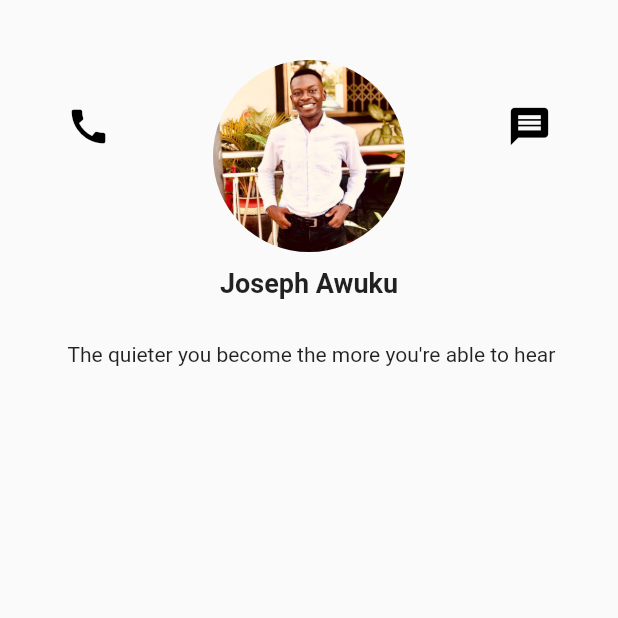
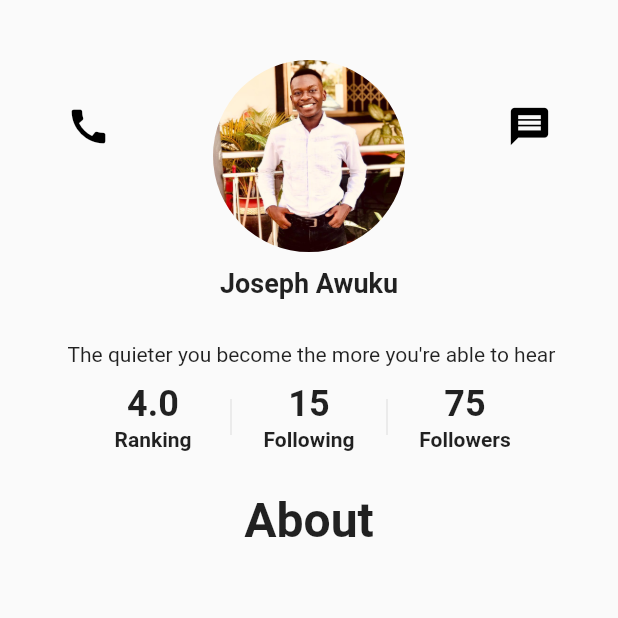
Before and after one commit to JosephAwuku33/Blogly, a Flutter app: the ProfilePage screen opened directly, on a phone screen of 412 x 824 dp, the top half of it. Run offline on Flutter 3.47's test engine with Material 2 defaults, Android fonts, the phone set to English and light mode, and no system bars.

Commit message:
worked on the profile page

```diff
--- a/lib/data/profile_data.dart
+++ b/lib/data/profile_data.dart
@@ -3,5 +3,7 @@ import 'package:blogly/models/user.dart';
 final List<User> userProfile = [
   User(
       name: "Joseph Awuku",
-      about: " The quieter you become the more you're able to hear")
+      about: " The quieter you become the more you're able to hear",
+      bio:
+          "Joseph Awuku is a software developer with a year of experience in Flutter, JavaScript, and Java. He is skilled in developing and deploying web and mobile applications. He is also proficient in using various programming languages and frameworks, including React Native, Angular, and Spring Boot.Joseph is a highly motivated and results-oriented individual with a strong work ethic. He is also a team player and is able to work effectively with others to achieve common goals. He is confident in his ability to learn new technologies and adapt to new challenges."),
 ];
--- a/lib/models/user.dart
+++ b/lib/models/user.dart
@@ -1,6 +1,7 @@
 class User {
   final String name;
   final String about;
+  final String bio;
 
-  User({required this.name, required this.about});
+  User({required this.name, required this.about, required this.bio});
 }
--- a/lib/pages/profile_page.dart
+++ b/lib/pages/profile_page.dart
@@ -1,5 +1,6 @@
 import 'package:blogly/models/user.dart';
 import 'package:blogly/widgets/profile_widget.dart';
+import 'package:blogly/widgets/ranking_widget.dart';
 import 'package:flutter/material.dart';
 import 'package:blogly/data/profile_data.dart';
 
@@ -65,7 +66,21 @@ class ProfilePage extends StatelessWidget {
             height: 20,
             child:
                 Text(user.about, style: const TextStyle(color: Colors.black87)),
-          )
+          ),
+          const SizedBox(
+            height: 60,
+            child: RankingsWidget(),
+          ),
+          const Padding(
+            padding: EdgeInsets.all(20.0),
+            child: SizedBox(
+              height: 30,
+              child: Text(
+                "About",
+                style: TextStyle(fontWeight: FontWeight.bold, fontSize: 32),
+              ),
+            ),
+          ),
         ],
       );
 }
--- a/lib/widgets/form_widget.dart
+++ b/lib/widgets/form_widget.dart
@@ -62,6 +62,7 @@ class _CustomFormState extends State<CustomForm> {
                   return null;
                 },
                 keyboardType: TextInputType.visiblePassword,
+                obscureText: true,
                 decoration: const InputDecoration(
                     prefixIcon: Icon(Icons.password),
                     labelText: "Password",
--- /dev/null
+++ b/lib/widgets/ranking_widget.dart
@@ -0,0 +1,46 @@
+import 'package:flutter/material.dart';
+
+class RankingsWidget extends StatelessWidget {
+  const RankingsWidget({super.key});
+
+  @override
+  Widget build(BuildContext context) {
+    return Row(
+      mainAxisAlignment: MainAxisAlignment.center,
+      children: [
+        buildButton(context, '4.0', 'Ranking'),
+        buildDivider(),
+        buildButton(context, '15', 'Following'),
+        buildDivider(),
+        buildButton(context, '75', 'Followers'),
+      ],
+    );
+  }
+
+  Widget buildDivider() => const SizedBox(
+        height: 24,
+        child: VerticalDivider(),
+      );
+
+  Widget buildButton(BuildContext context, String value, String text) =>
+      MaterialButton(
+        padding: const EdgeInsets.symmetric(vertical: 4),
+        onPressed: () {},
+        materialTapTargetSize: MaterialTapTargetSize.shrinkWrap,
+        child: Column(
+          mainAxisSize: MainAxisSize.min,
+          mainAxisAlignment: MainAxisAlignment.start,
+          children: [
+            Text(
+              value,
+              style: const TextStyle(fontWeight: FontWeight.bold, fontSize: 24),
+            ),
+            const SizedBox(height: 2),
+            Text(
+              text,
+              style: const TextStyle(fontWeight: FontWeight.bold),
+            ),
+          ],
+        ),
+      );
+}
```
